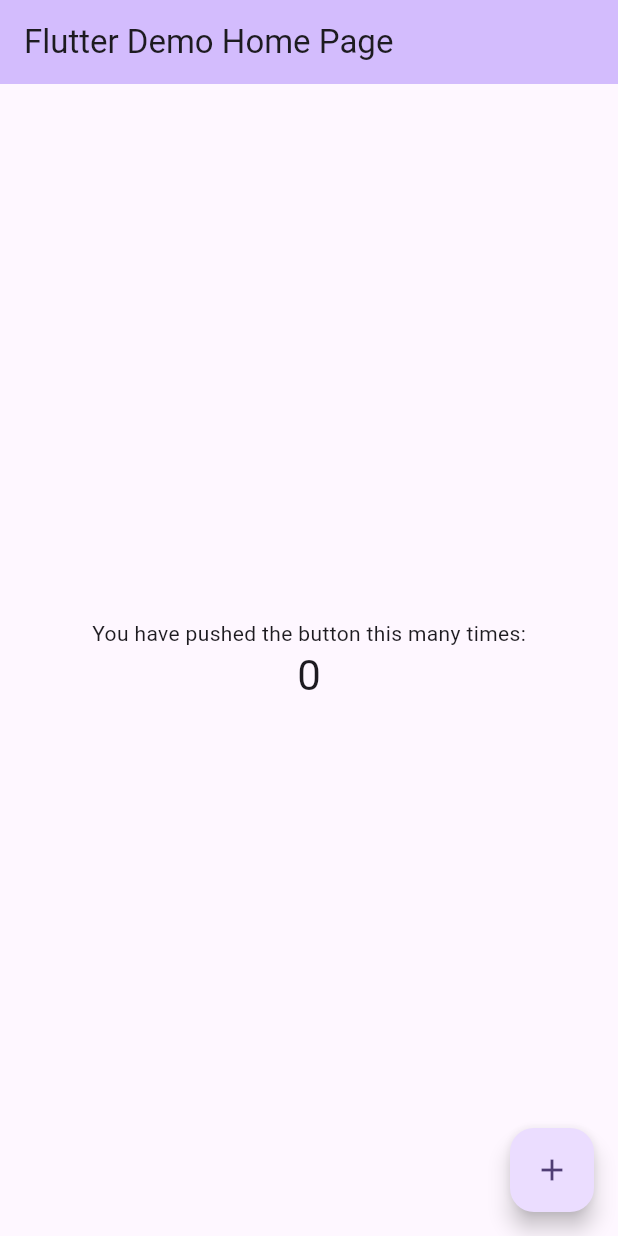
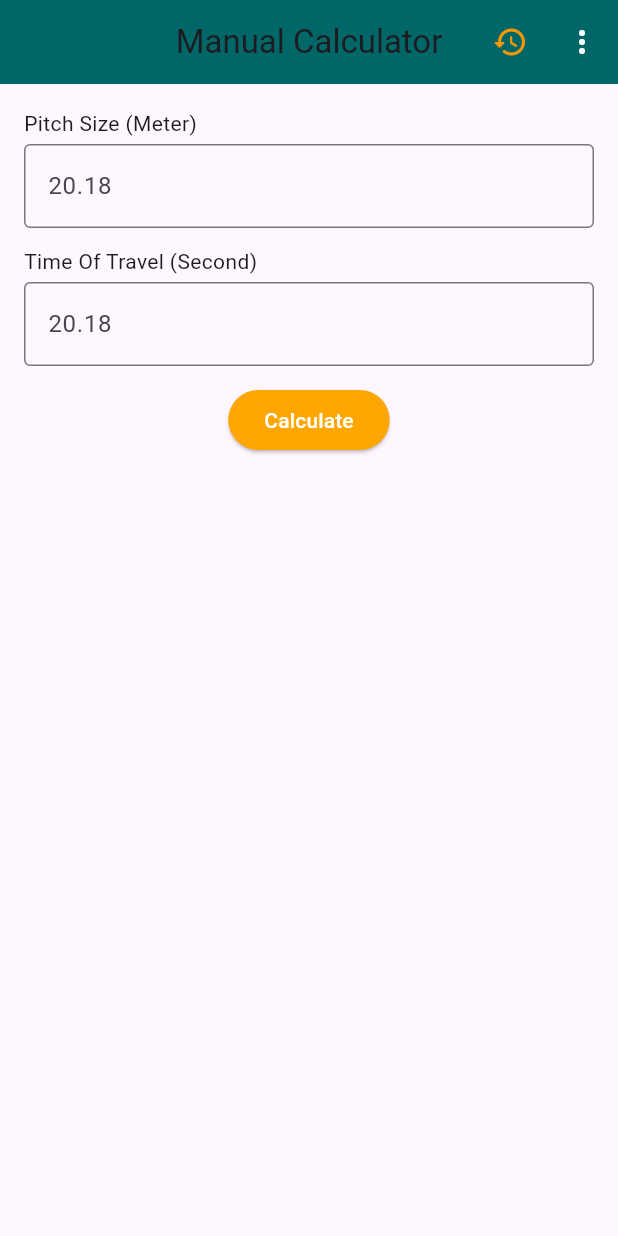
Before and after one commit to VishalSorani1/bowl_speed, a Flutter app: the screen it shows after launch, on a phone screen of 412 x 824 dp. Run offline on Flutter 3.47's test engine with Material 3 defaults, Android fonts, the phone set to English and light mode, and no system bars; our stand-ins replace get, google_fonts, sqflite; accounts and stored records are empty.

Commit message:
sample screen ready with all calculations and local storage

```diff
--- /dev/null
+++ b/lib/Pages/manual calculator/manual_calculator_screen.dart
@@ -0,0 +1,91 @@
+// ignore_for_file: prefer_const_constructors, prefer_const_literals_to_create_immutables, sort_child_properties_last
+
+import 'package:bowl_speed/services/controllers/manual_calc_controller.dart';
+import 'package:bowl_speed/utils/validators.dart';
+
+import 'package:flutter/material.dart';
+import 'package:get/get.dart';
+
+import '../../utils/labels.dart';
+import '../../widgets/custom_textformfield.dart';
+
+class ManualCalculatorScreen extends GetView<ManualCalculatorController> {
+  const ManualCalculatorScreen({super.key});
+
+  @override
+  Widget build(BuildContext context) {
+    return Scaffold(
+      appBar: AppBar(
+        title: Text(Labels.manualCalculator),
+        centerTitle: true,
+        backgroundColor: Color(0xff006769),
+        actions: [
+          IconButton(
+            icon: Icon(
+              Icons.history_rounded,
+              color: Colors.orange,
+            ),
+            onPressed: () => controller.getHistory(),
+          ),
+          IconButton(
+              onPressed: () {},
+              icon: Icon(
+                Icons.more_vert_rounded,
+                color: Colors.white,
+              ))
+        ],
+      ),
+      body: GestureDetector(
+        onTap: () {
+          FocusScope.of(context).unfocus();
+        },
+        child: Padding(
+          padding: const EdgeInsets.all(16.0),
+          child: Form(
+            key: controller.formKey,
+            child: SingleChildScrollView(
+              child: Column(
+                mainAxisAlignment: MainAxisAlignment.start,
+                crossAxisAlignment: CrossAxisAlignment.start,
+                children: [
+                  CustomTextFormField(
+                    filedTitle: Labels.pitchSize,
+                    controller: controller.distanceController,
+                    hintText: Labels.hintOfPitchSize,
+                    validator: Validators.validatePitchSize,
+                  ),
+                  SizedBox(
+                    height: 12,
+                  ),
+                  CustomTextFormField(
+                    filedTitle: Labels.timeOfTravel,
+                    controller: controller.timeController,
+                    hintText: Labels.hintOfTimeOfTravel,
+                    validator: Validators.validateTime,
+                  ),
+                  SizedBox(
+                    height: 12,
+                  ),
+                  Center(
+                    child: ElevatedButton(
+                      onPressed: () {
+                        controller.calculateSpeed();
+                      },
+                      child: Text(
+                        Labels.calculate,
+                        style: TextStyle(color: Colors.white),
+                      ),
+                      style: ElevatedButton.styleFrom(
+                        backgroundColor: Color.fromARGB(255, 255, 166, 0),
+                      ),
+                    ),
+                  ),
+                ],
+              ),
+            ),
+          ),
+        ),
+      ),
+    );
+  }
+}
--- a/lib/main.dart
+++ b/lib/main.dart
@@ -1,6 +1,16 @@
+// ignore_for_file: prefer_const_constructors
+
+import 'package:bowl_speed/Pages/manual%20calculator/manual_calculator_screen.dart';
 import 'package:flutter/material.dart';
+import 'package:get/get.dart';
 
-void main() {
+import 'services/controllers/manual_calc_controller.dart';
+import 'utils/db_helper.dart';
+
+void main() async {
+  WidgetsFlutterBinding.ensureInitialized();
+  await DatabaseHelper.instance.database; // Ensure database is initialized
+  Get.put<ManualCalculatorController>(ManualCalculatorController());
   runApp(const MyApp());
 }
 
@@ -10,116 +20,14 @@
   // This widget is the root of your application.
   @override
   Widget build(BuildContext context) {
-    return MaterialApp(
+    return GetMaterialApp(
       title: 'Flutter Demo',
+      debugShowCheckedModeBanner: false,
       theme: ThemeData(
-        // This is the theme of your application.
-        //
-        // TRY THIS: Try running your application with "flutter run". You'll see
-        // the application has a purple toolbar. Then, without quitting the app,
-        // try changing the seedColor in the colorScheme below to Colors.green
-        // and then invoke "hot reload" (save your changes or press the "hot
-        // reload" button in a Flutter-supported IDE, or press "r" if you used
-        // the command line to start the app).
-        //
-        // Notice that the counter didn't reset back to zero; the application
-        // state is not lost during the reload. To reset the state, use hot
-        // restart instead.
-        //
-        // This works for code too, not just values: Most code changes can be
-        // tested with just a hot reload.
         colorScheme: ColorScheme.fromSeed(seedColor: Colors.deepPurple),
         useMaterial3: true,
       ),
-      home: const MyHomePage(title: 'Flutter Demo Home Page'),
+      home: ManualCalculatorScreen(),
     );
   }
 }
-
-class MyHomePage extends StatefulWidget {
-  const MyHomePage({super.key, required this.title});
-
-  // This widget is the home page of your application. It is stateful, meaning
-  // that it has a State object (defined below) that contains fields that affect
-  // how it looks.
-
-  // This class is the configuration for the state. It holds the values (in this
-  // case the title) provided by the parent (in this case the App widget) and
-  // used by the build method of the State. Fields in a Widget subclass are
-  // always marked "final".
-
-  final String title;
-
-  @override
-  State<MyHomePage> createState() => _MyHomePageState();
-}
-
-class _MyHomePageState extends State<MyHomePage> {
-  int _counter = 0;
-
-  void _incrementCounter() {
-    setState(() {
-      // This call to setState tells the Flutter framework that something has
-      // changed in this State, which causes it to rerun the build method below
-      // so that the display can reflect the updated values. If we changed
-      // _counter without calling setState(), then the build method would not be
-      // called again, and so nothing would appear to happen.
-      _counter++;
-    });
-  }
-
-  @override
-  Widget build(BuildContext context) {
-    // This method is rerun every time setState is called, for instance as done
-    // by the _incrementCounter method above.
-    //
-    // The Flutter framework has been optimized to make rerunning build methods
-    // fast, so that you can just rebuild anything that needs updating rather
-    // than having to individually change instances of widgets.
-    return Scaffold(
-      appBar: AppBar(
-        // TRY THIS: Try changing the color here to a specific color (to
-        // Colors.amber, perhaps?) and trigger a hot reload to see the AppBar
-        // change color while the other colors stay the same.
-        backgroundColor: Theme.of(context).colorScheme.inversePrimary,
-        // Here we take the value from the MyHomePage object that was created by
-        // the App.build method, and use it to set our appbar title.
-        title: Text(widget.title),
-      ),
-      body: Center(
-        // Center is a layout widget. It takes a single child and positions it
-        // in the middle of the parent.
-        child: Column(
-          // Column is also a layout widget. It takes a list of children and
-          // arranges them vertically. By default, it sizes itself to fit its
-          // children horizontally, and tries to be as tall as its parent.
-          //
-          // Column has various properties to control how it sizes itself and
-          // how it positions its children. Here we use mainAxisAlignment to
-          // center the children vertically; the main axis here is the vertical
-          // axis because Columns are vertical (the cross axis would be
-          // horizontal).
-          //
-          // TRY THIS: Invoke "debug painting" (choose the "Toggle Debug Paint"
-          // action in the IDE, or press "p" in the console), to see the
-          // wireframe for each widget.
-          mainAxisAlignment: MainAxisAlignment.center,
-          children: <Widget>[
-            const Text(
-              'You have pushed the button this many times:',
-            ),
-            Text(
-              '$_counter',
-              style: Theme.of(context).textTheme.headlineMedium,
-            ),
-          ],
-        ),
-      ),
-      floatingActionButton: FloatingActionButton(
-        onPressed: _incrementCounter,
-        tooltip: 'Increment',
-        child: const Icon(Icons.add),
-      ), // This trailing comma makes auto-formatting nicer for build methods.
-    );
-  }
-}
--- /dev/null
+++ b/lib/services/controllers/manual_calc_controller.dart
@@ -0,0 +1,71 @@
+// ignore_for_file: prefer_const_constructors
+
+import 'dart:developer';
+
+import 'package:bowl_speed/utils/db_helper.dart';
+import 'package:bowl_speed/utils/formate_functions.dart';
+import 'package:flutter/material.dart';
+import 'package:get/get.dart';
+
+
+import '../../Pages/manual calculator/custom_result_dialogue.dart';
+import '../../Pages/manual calculator/manual_calc_history.dart';
+import '../models/manual_calc_model.dart';
+
+class ManualCalculatorController extends GetxController {
+  static ManualCalculatorController get instance =>
+      Get.find<ManualCalculatorController>();
+
+  final formKey = GlobalKey<FormState>();
+  final TextEditingController distanceController = TextEditingController();
+  final TextEditingController timeController = TextEditingController();
+
+  double get distance => double.parse(distanceController.text);
+  double get time => double.parse(timeController.text);
+  late String result;
+  late double speedMps; // meter per second
+  late double speedFps; // feet per second
+  late double speedKmph; // kilometer per hour
+  late double speedMph; // mile per hour
+  late List<ManualCalcModel> historyList;
+
+  @override
+  void onInit() async{
+    historyList = await DatabaseHelper.instance.readAllManualCalcs();
+    super.onInit();
+  }
+
+  void calculateSpeed() {
+    if (formKey.currentState!.validate()) {
+      speedMps = distance / time;
+      speedKmph = speedMps * 3.6;
+      speedMph = speedMps * 2.237;
+      speedFps = speedMps * 3.281;
+      result =
+          '${speedKmph.toStringAsFixed(3)} km/h - ${speedMph.toStringAsFixed(3)} mph';
+      customResultDialogue('Result', result);
+    }
+  }
+
+  void onSave() async {
+    // save data
+    log("on save");
+    ManualCalcModel manualCalcModel = ManualCalcModel(
+      distance: distance,
+      time: time,
+      mps: speedMps,
+      fps: speedFps,
+      measurementType: 'manual',
+      date: formatDateTime(DateTime.now()),
+    );
+
+    await DatabaseHelper.instance.insertManualCalculator(manualCalcModel);
+
+    Get.back();
+  }
+
+  void getHistory() async {
+    historyList = await DatabaseHelper.instance.readAllManualCalcs();
+    Get.to(() => ManualCalcHistory());
+  }
+}
--- /dev/null
+++ b/lib/services/models/manual_calc_model.dart
@@ -0,0 +1,39 @@
+class ManualCalcModel {
+  final double distance;
+  final double time;
+  final double mps;
+  final double fps;
+  final String measurementType;
+  final String date;
+
+  ManualCalcModel({
+    required this.distance,
+    required this.time,
+    required this.mps,
+    required this.fps,
+    required this.measurementType,
+    required this.date,
+  });
+
+  Map<String, dynamic> toMap() {
+    return {
+      'distance': distance,
+      'time': time,
+      'mps': mps,
+      'fps': fps,
+      'measurementType': measurementType,
+      'date': date,
+    };
+  }
+
+  factory ManualCalcModel.fromMap(Map<String, dynamic> map) {
+    return ManualCalcModel(
+      distance: map['distance']?.toDouble() ?? 0.0,
+      time: map['time']?.toDouble() ?? 0.0,
+      mps: map['mps']?.toDouble() ?? 0.0,
+      fps: map['fps']?.toDouble() ?? 0.0,
+      measurementType: map['measurementType'] ?? '',
+      date: map['date'] ?? '',
+    );
+  }
+}
--- /dev/null
+++ b/lib/utils/formate_functions.dart
@@ -0,0 +1,6 @@
+import 'package:intl/intl.dart';
+
+String formatDateTime(DateTime dateTime) {
+  final DateFormat formatter = DateFormat('dd/MM/yyyy hh:mm a');
+  return formatter.format(dateTime);
+}
--- /dev/null
+++ b/lib/utils/labels.dart
@@ -0,0 +1,12 @@
+class Labels{
+
+  /// Manual Calculator
+  static String get manualCalculator => "Manual Calculator";
+  static String get pitchSize => "Pitch Size (Meter)";
+  static String get timeOfTravel => "Time Of Travel (Second)";
+  static String get hintOfPitchSize => "20.18";
+  static String get hintOfTimeOfTravel => "20.18";
+
+  /// All Buttons
+  static String get calculate => "Calculate";
+}
--- /dev/null
+++ b/lib/widgets/custom_textformfield.dart
@@ -0,0 +1,41 @@
+// ignore_for_file: prefer_const_constructors
+
+import 'package:flutter/material.dart';
+
+class CustomTextFormField extends StatelessWidget {
+  const CustomTextFormField(
+      {super.key,
+      required this.filedTitle,
+      required this.controller,
+      required this.hintText,
+      required this.validator});
+
+  final String filedTitle;
+  final TextEditingController controller;
+  final String hintText;
+  final String? Function(String?) validator;
+
+  @override
+  Widget build(BuildContext context) {
+    return Column(
+      crossAxisAlignment: CrossAxisAlignment.start,
+      children: [
+        Text(filedTitle),
+        SizedBox(
+          height: 4,
+        ),
+        TextFormField(
+          controller: controller,
+          keyboardType: TextInputType.number,
+          decoration: InputDecoration(
+            hintMaxLines: 1,
+            errorMaxLines: 2,
+            hintText: hintText,
+            border: OutlineInputBorder(),
+          ),
+          validator: validator,
+        ),
+      ],
+    );
+  }
+}
--- a/pubspec.yaml
+++ b/pubspec.yaml
@@ -35,6 +35,12 @@ dependencies:
   # The following adds the Cupertino Icons font to your application.
   # Use with the CupertinoIcons class for iOS style icons.
   cupertino_icons: ^1.0.6
+  intl: ^0.19.0
+  get: ^4.6.5
+  get_storage: ^2.1.1
+  google_fonts: ^6.2.1
+  sqflite: ^2.3.3+1
+  path :
 
 dev_dependencies:
   flutter_test:
```
Also changed, not shown: lib/Pages/manual calculator/custom_result_dialogue.dart (added, +70 -0 lines), lib/Pages/manual calculator/manual_calc_history.dart (added, +26 -0 lines), lib/utils/db_helper.dart (added, +102 -0 lines), lib/utils/enums.dart (added, +15 -0 lines), lib/utils/validators.dart (added, +23 -0 lines), lib/widgets/custom_snackbar.dart (added, +14 -0 lines), pubspec.lock, 1 other file.
